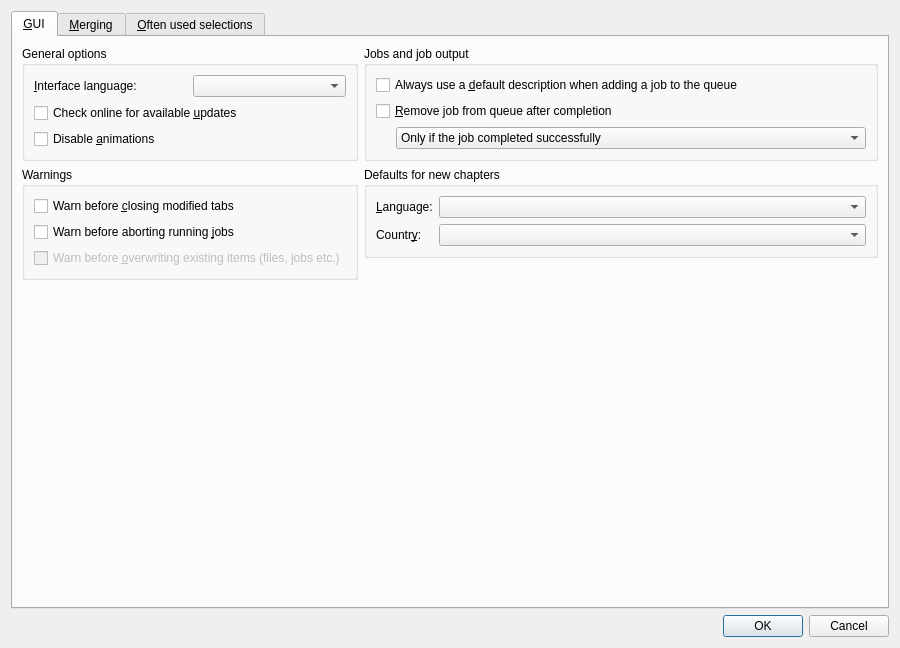
Above: src/mkvtoolnix-gui/forms/main_window/preferences_dialog.ui from jpsdr/MKVToolnix-Windows-7 before the change. Below: the same form after it.
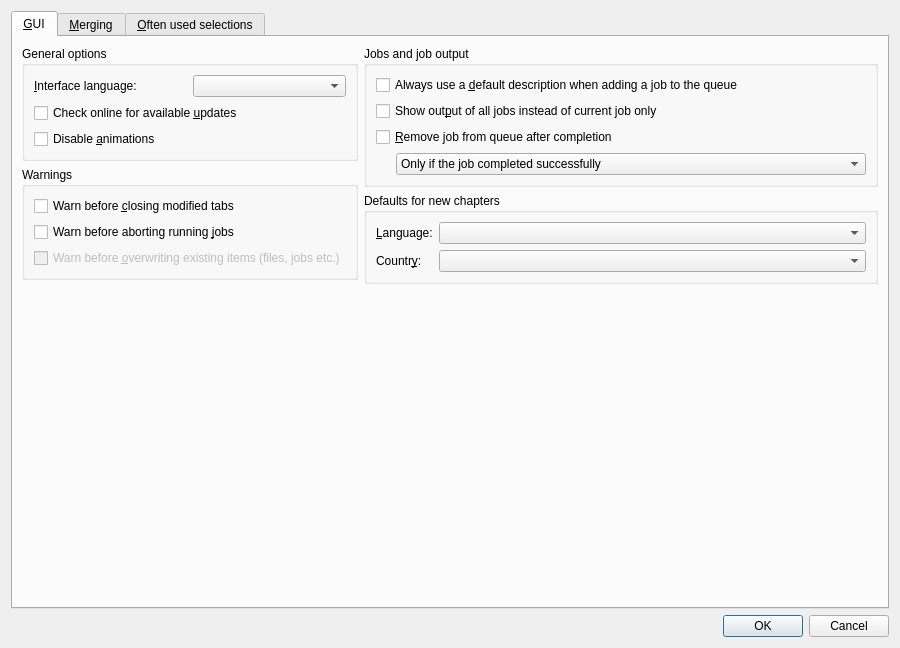
That is the form after the change. Icons and pictures are not drawn. Custom widgets are drawn as their Qt base class.

Commit message:
GUI: implement showing the output of all jobs in the watch current job tab
Implements #1263.

```diff
--- a/src/mkvtoolnix-gui/forms/main_window/preferences_dialog.ui
+++ b/src/mkvtoolnix-gui/forms/main_window/preferences_dialog.ui
@@ -129,6 +129,13 @@
               </property>
              </widget>
             </item>
+            <item>
+             <widget class="QCheckBox" name="cbGuiShowOutputOfAllJobs">
+              <property name="text">
+               <string>Show out&amp;put of all jobs instead of current job only</string>
+              </property>
+             </widget>
+            </item>
             <item>
              <widget class="QCheckBox" name="cbGuiRemoveJobs">
               <property name="text">
```
Left out of the diff: 2 changed lines with no effect on the pictures. The commit also changes 6 other files.
